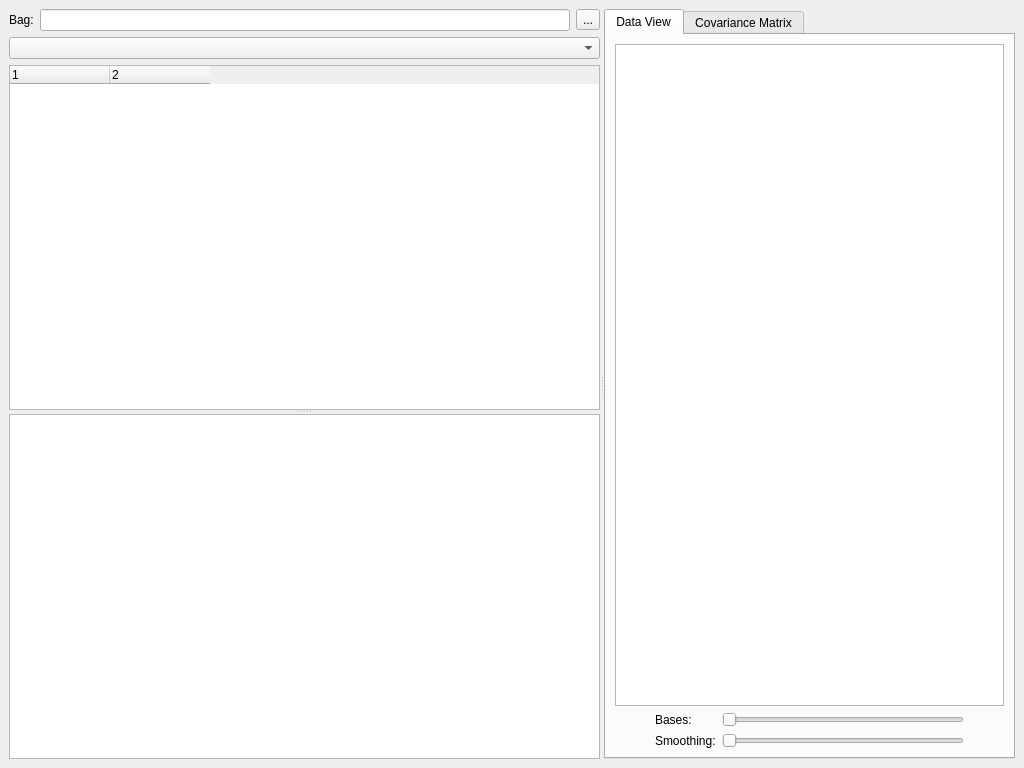
This is src/gui/form_main.ui in pcdangio/ros-noise_analysis as Qt 5 draws it before an edit. The edited form follows.
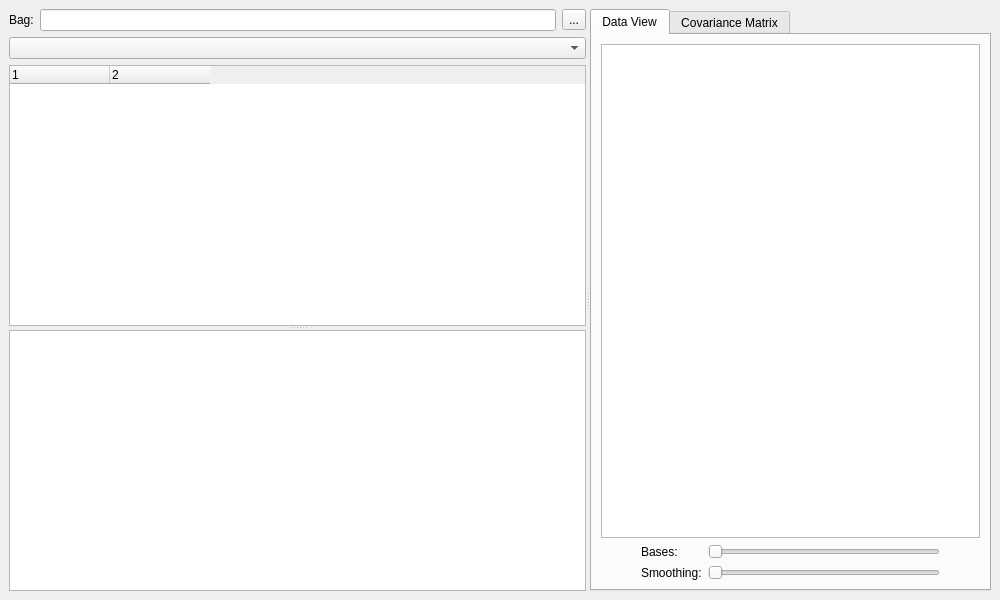
This is the edited form. Icons and pictures are not drawn. Custom widgets are drawn as their Qt base class.

```diff
--- a/src/gui/form_main.ui
+++ b/src/gui/form_main.ui
@@ -6,8 +6,8 @@
    <rect>
     <x>0</x>
     <y>0</y>
-    <width>1024</width>
-    <height>768</height>
+    <width>1000</width>
+    <height>600</height>
    </rect>
   </property>
   <property name="windowTitle">
```
